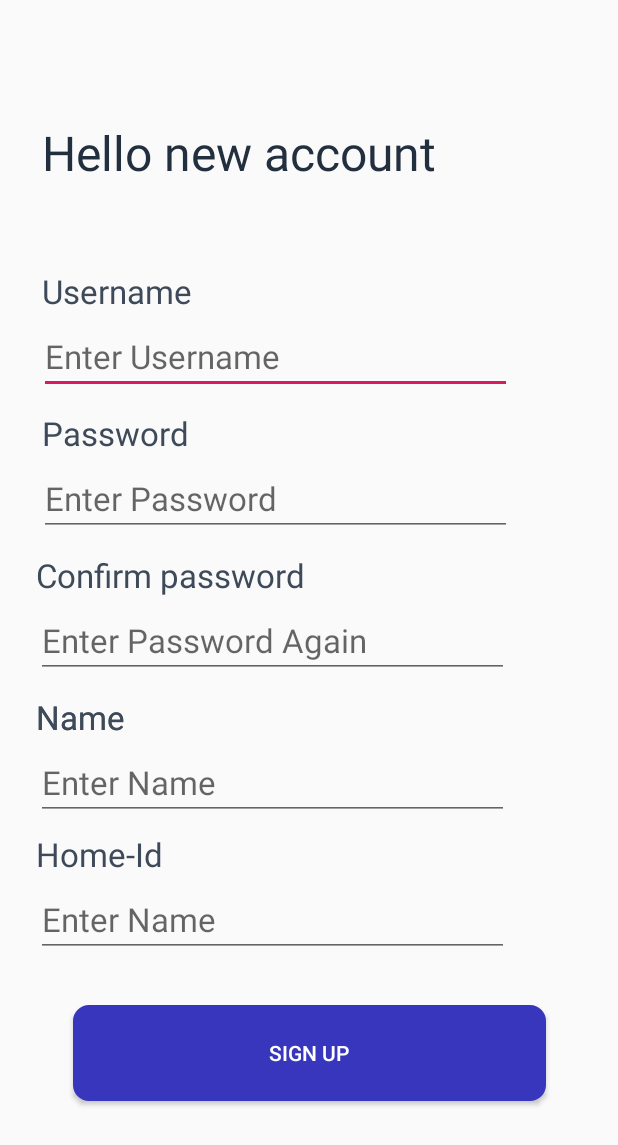
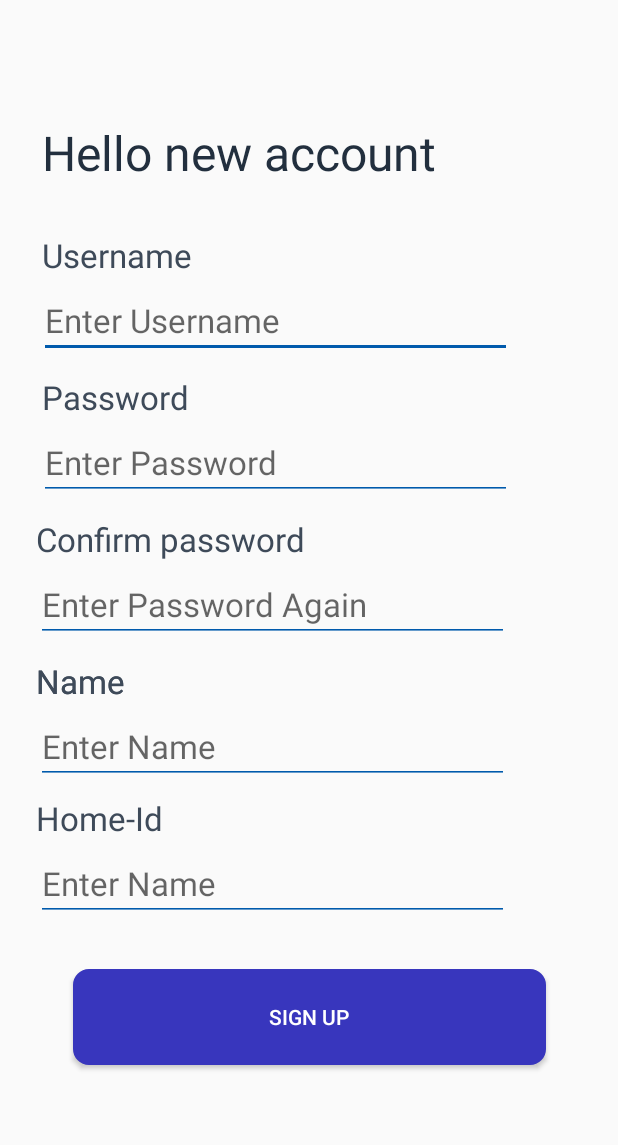
Before and after one commit to schiver/SeThings_V2, an Android app: the screen it shows after launch (SignupActivity), after a tap on "SIGN UP", on a phone screen of 412 x 824 dp. Shown: the top 1145 px of the screen. Run offline under Robolectric (Android 15) with nearby library versions, the phone set to English and light mode, and no system bars; our stand-ins replace Firebase (no records; nobody signed in at launch, a user with empty details on screens opened directly).

```diff
--- a/app/build.gradle
+++ b/app/build.gradle
@@ -1,4 +1,5 @@
 apply plugin: 'com.android.application'
+apply plugin: 'com.google.gms.google-services'
 
 android {
     compileSdkVersion 28
@@ -28,8 +29,9 @@ dependencies {
     implementation 'com.android.support:design:28.0.0'
     implementation 'com.android.support:recyclerview-v7:28.0.+'
     implementation 'com.android.support:cardview-v7:28.0.0'
-    implementation 'com.google.firebase:firebase-database:16.0.1'
     implementation 'com.firebaseui:firebase-ui-database:4.3.0'
     implementation 'com.github.msayan:tutorial-view:v1.0.10'
     implementation 'com.android.support:design:28.0.0'
+    implementation 'com.google.firebase:firebase-core:16.0.9'
 }
+apply plugin: 'com.google.gms.google-services'
--- a/app/src/main/java/com/example/schiver/sethings/MainActivity.java
+++ b/app/src/main/java/com/example/schiver/sethings/MainActivity.java
@@ -9,5 +9,6 @@ public class MainActivity extends AppCompatActivity {
     protected void onCreate(Bundle savedInstanceState) {
         super.onCreate(savedInstanceState);
         setContentView(R.layout.activity_main);
+
     }
 }
--- a/app/src/main/java/com/example/schiver/sethings/WalkthroughActivity.java
+++ b/app/src/main/java/com/example/schiver/sethings/WalkthroughActivity.java
@@ -1,6 +1,7 @@
 package com.example.schiver.sethings;
 
 import android.content.Intent;
+import android.support.annotation.NonNull;
 import android.support.design.widget.TabLayout;
 import android.support.v4.view.ViewPager;
 import android.support.v7.app.AppCompatActivity;
@@ -10,6 +11,11 @@ import android.widget.Button;
 
 import com.example.schiver.sethings.Adapter.IntroViewPagerAdapter;
 import com.example.schiver.sethings.Model.ScreenItem;
+import com.google.firebase.database.DataSnapshot;
+import com.google.firebase.database.DatabaseError;
+import com.google.firebase.database.DatabaseReference;
+import com.google.firebase.database.FirebaseDatabase;
+import com.google.firebase.database.ValueEventListener;
 
 import java.util.ArrayList;
 import java.util.List;
@@ -19,7 +25,8 @@ public class WalkthroughActivity extends AppCompatActivity {
     private ViewPager screenPager;
     IntroViewPagerAdapter introViewPagerAdapter;
     TabLayout tabIndicator;
-
+    FirebaseDatabase myDb;
+    DatabaseReference dbRef;
 
     @Override
     protected void onCreate(Bundle savedInstanceState) {
@@ -44,6 +51,10 @@ public class WalkthroughActivity extends AppCompatActivity {
         screenPager.setAdapter(introViewPagerAdapter);
         tabIndicator.setupWithViewPager(screenPager);
 
+        // Firebase
+        myDb = FirebaseDatabase.getInstance();
+        dbRef = myDb.getReference("SeThings-Coba");
+
         // Sign Up Intent
         Button btnSignUp = (Button) findViewById(R.id.buttonSignUp);
         btnSignUp.setOnClickListener(new View.OnClickListener() {
--- a/app/src/main/res/drawable/bg_btn_default.xml
+++ b/app/src/main/res/drawable/bg_btn_default.xml
@@ -3,9 +3,9 @@
     <item android:state_pressed="true" >
         <shape android:shape="rectangle"  >
             <corners android:radius="10dip" />
-            <stroke android:width="1dip" android:color="@color/colorMainAppLight" />
+            <stroke android:width="1dip" android:color="@color/colorMainAppDarkPressed" />
             <solid
-                android:color="@color/colorMainAppLight"/>
+                android:color="@color/colorMainAppDarkPressed"/>
         </shape>
     </item>
     <item android:state_focused="true">
--- a/app/src/main/res/layout/activity_signup.xml
+++ b/app/src/main/res/layout/activity_signup.xml
@@ -11,7 +11,7 @@
         android:layout_height="wrap_content">
 
         <Button
-            android:id="@+id/btn_login3"
+            android:id="@+id/buttonSignUp"
             android:layout_width="315dp"
             android:layout_height="64dp"
             android:layout_marginStart="8dp"
@@ -44,7 +44,7 @@
             android:layout_width="wrap_content"
             android:layout_height="28dp"
             android:layout_marginStart="28dp"
-            android:layout_marginTop="56dp"
+            android:layout_marginTop="32dp"
             android:text="Username"
             android:textColor="@color/colorMainAppFont"
             android:textSize="22sp"
@@ -57,6 +57,7 @@
             android:layout_height="wrap_content"
             android:layout_marginStart="26dp"
             android:layout_marginTop="5dp"
+            android:backgroundTint="@color/colorMainApp"
             android:ems="10"
             android:hint="Enter Username"
             android:inputType="textPersonName"
@@ -82,6 +83,7 @@
             android:layout_height="wrap_content"
             android:layout_marginStart="26dp"
             android:layout_marginTop="5dp"
+            android:backgroundTint="@color/colorMainApp"
             android:ems="10"
             android:hint="Enter Password"
             android:inputType="textPassword"
@@ -107,6 +109,7 @@
             android:layout_height="wrap_content"
             android:layout_marginStart="24dp"
             android:layout_marginTop="5dp"
+            android:backgroundTint="@color/colorMainApp"
             android:ems="10"
             android:hint="Enter Password Again"
             android:inputType="textPassword"
@@ -144,6 +147,7 @@
             android:layout_height="wrap_content"
             android:layout_marginStart="24dp"
             android:layout_marginTop="5dp"
+            android:backgroundTint="@color/colorMainApp"
             android:ems="10"
             android:hint="Enter Name"
             android:inputType="textPersonName"
@@ -157,6 +161,7 @@
             android:layout_height="wrap_content"
             android:layout_marginStart="24dp"
             android:layout_marginTop="5dp"
+            android:backgroundTint="@color/colorMainApp"
             android:ems="10"
             android:hint="Enter Name"
             android:inputType="textPersonName"
--- a/app/src/main/res/values/colors.xml
+++ b/app/src/main/res/values/colors.xml
@@ -10,4 +10,5 @@
     <color name="colorMainAppFont2">#222F3E</color>
     <color name="colorGrayDot">#CCDEEE</color>
     <color name="colorMainWhite">#FFFFFF</color>
+    <color name="colorMainAppDarkPressed">#000e8c</color>
 </resources>
--- a/build.gradle
+++ b/build.gradle
@@ -9,6 +9,7 @@ buildscript {
     }
     dependencies {
         classpath 'com.android.tools.build:gradle:3.2.1'
+        classpath 'com.google.gms:google-services:4.2.0'
 
 
         // NOTE: Do not place your application dependencies here; they belong
```
Also changed, not shown: app/src/main/java/com/example/schiver/sethings/LoginActivity.java (+6 -3 lines), 1 other file.
